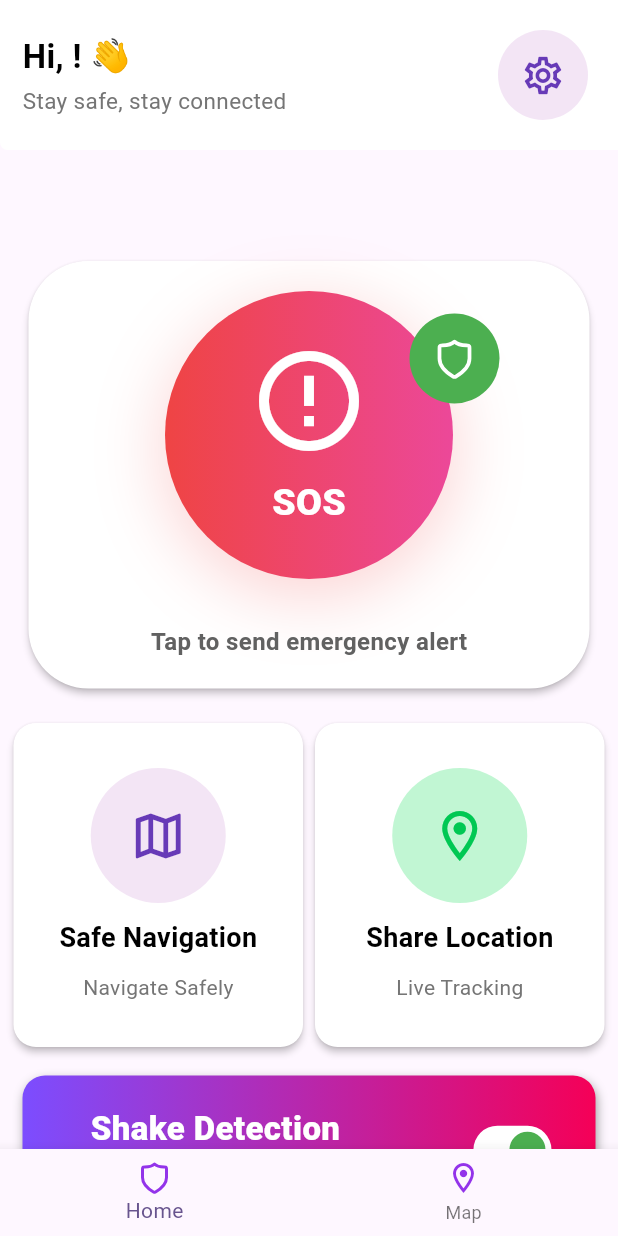
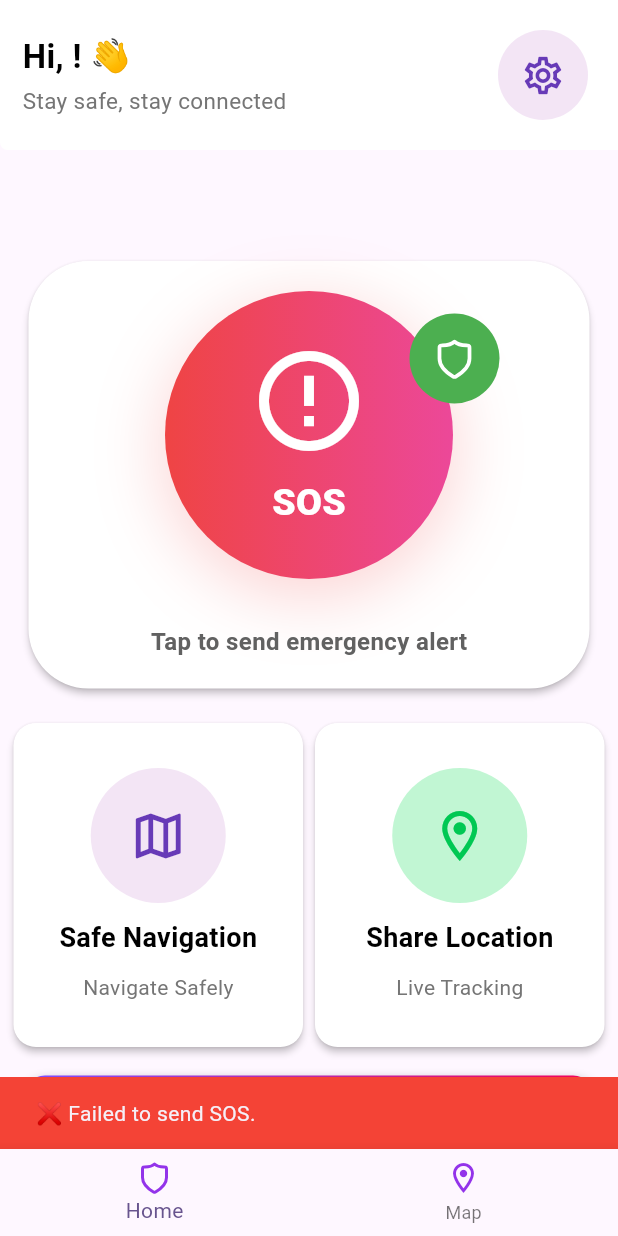
Before and after one commit to Alok-kumar2024/Safe-Track, a Flutter app: the HomeScreen screen opened directly, after a tap on "SOS", on a phone screen of 412 x 824 dp. Run offline on Flutter 3.47's test engine with Material 3 defaults, Android fonts, the phone set to English and light mode, and no system bars; our stand-ins replace audioplayers, cloud_firestore, firebase_auth, firebase_core, flutter_spinkit, flutter_svg and 8 more; accounts and stored records are empty.

Commit message:
feat(sos): add shake-triggered SOS with location, SMS, vibration and sound

```diff
--- a/lib/main.dart
+++ b/lib/main.dart
@@ -13,6 +13,7 @@ import 'package:safe_track/state/home_provider.dart';
 import 'package:safe_track/state/login_provider.dart';
 import 'package:safe_track/state/otp_provider.dart';
 import 'package:safe_track/state/profile_provider.dart';
+import 'package:safe_track/state/sos_provider.dart';
 
 void main() async {
   WidgetsFlutterBinding.ensureInitialized();
@@ -34,7 +35,13 @@ void main() async {
             return profile;
           },
         ),
-        ChangeNotifierProvider(create: (_) => HomeProvider()),
+        ChangeNotifierProvider(create: (_)
+        {
+          final home = HomeProvider();
+          home.init();
+          return home;
+        }),
+        ChangeNotifierProvider(create: (_) => SosProvider()),
       ],
       child: const MyApp(),
     ),
--- a/lib/presentation/screens/home_screen.dart
+++ b/lib/presentation/screens/home_screen.dart
@@ -2,8 +2,10 @@ import 'package:flutter/cupertino.dart';
 import 'package:flutter/material.dart';
 import 'package:flutter_svg/svg.dart';
 import 'package:provider/provider.dart';
+import 'package:safe_track/services/shake_services.dart';
 import 'package:safe_track/state/home_provider.dart';
 import 'package:safe_track/state/profile_provider.dart';
+import 'package:safe_track/state/sos_provider.dart';
 
 class HomeScreen extends StatefulWidget {
   const HomeScreen({super.key});
@@ -14,6 +16,28 @@ class HomeScreen extends StatefulWidget {
 
 class _HomeScreenState extends State<HomeScreen> {
   static const double topBarHeight = 150.0;
+
+  late ShakeServices _shakeServices;
+
+  @override
+  void initState()
+  {
+    super.initState();
+
+    _shakeServices = ShakeServices();
+
+    WidgetsBinding.instance.addPostFrameCallback((_){
+      final homeProvider = context.read<HomeProvider>();
+
+      if(homeProvider.getShakeValue())
+        {
+          _shakeServices.startShakeListening(() async {
+            await context.read<SosProvider>().triggerSos(context);
+          });
+        }
+    });
+
+  }
 
   @override
   Widget build(BuildContext context) {
@@ -92,6 +116,15 @@ class _HomeScreenState extends State<HomeScreen> {
       ),
     );
   }
+
+  @override
+  void dispose()
+  {
+    _shakeServices.stopShakeListening();
+    super.dispose();
+
+  }
+
 }
 
 class TopBar extends StatelessWidget {
@@ -124,7 +157,9 @@ class TopBar extends StatelessWidget {
                   Consumer<ProfileProvider>(
                     builder: (_, prd, _) {
                       return Text(
-                        "Hi, ${prd.getName().text}! 👋",
+                        "Hi, ${prd
+                            .getName()
+                            .text}! 👋",
                         style: TextStyle(
                           color: Colors.black,
                           fontSize: 22,
@@ -186,36 +221,75 @@ class Sos extends StatelessWidget {
               padding: const EdgeInsets.only(top: 20, bottom: 20),
               child: Column(
                 children: [
-                  GestureDetector(
-                    onTap: () {
-                      print("clicked");
-                      //Will write in futur
+                  Consumer<SosProvider>(
+                    builder: (ctx, provider, child) {
+                      return GestureDetector(
+                        // 1. Logic: If sending, disable click (null)
+                        onTap: provider.isSending ? null : () async {
+                          debugPrint("clicked");
+
+                          // 2. Trigger SOS using 'ctx'
+                          bool? result = await provider.triggerSos(ctx);
+
+                          // 3. SAFETY CHECK (Crucial for async code)
+                          // If the user closed the screen while SOS was sending, 'ctx' is dead.
+                          // We must check if it's still mounted before using it.
+                          if (!ctx.mounted) return;
+
+                          // 4. Handle Result
+                          if (result == null) return; // Busy/Double click
+
+                          if (result == true) {
+                            ScaffoldMessenger.of(ctx).showSnackBar(
+                                const SnackBar(
+                                  content: Text("🚨 SOS Sent!"),
+                                  backgroundColor: Colors.green,
+                                ));
+                          } else {
+                            ScaffoldMessenger.of(ctx).showSnackBar(
+                                const SnackBar(
+                                  content: Text("❌ Failed to send SOS."),
+                                  backgroundColor: Colors.red,
+                                ));
+                          }
                         },
                         child: Container(
                           width: 192,
                           height: 192,
                           decoration: BoxDecoration(
-                        gradient: LinearGradient(
+                            // 5. VISUAL FEEDBACK: Change color if busy
+                            // If you don't do this, the button stays Red but does nothing when tapped.
+                            gradient: provider.isSending
+                                ? LinearGradient(colors: [
+                              Colors.grey.shade400,
+                              Colors.grey.shade600
+                            ])
+                                : const LinearGradient(
                               colors: [
-                            Color(0xFFEF4444), // Red-500
-                            Color(0xFFEC4899), // Pink-600
+                                Color(0xFFEF4444), // Red
+                                Color(0xFFEC4899), // Pink
                               ],
-                          // begin: Alignment.topLeft,
-                          // end: Alignment.bottomRight,
                             ),
                             shape: BoxShape.circle,
                             boxShadow: [
-                          BoxShadow(
-                            color: Color(0x40EF4444), // 25% Red
+                              // Remove shadow when disabled to look "flat"
+                              provider.isSending
+                                  ? const BoxShadow(color: Colors.transparent)
+                                  : const BoxShadow(
+                                color: Color(0x40EF4444),
                                 blurRadius: 40,
                                 offset: Offset(0, 10),
                               ),
                             ],
                           ),
 
-                      child: Column(
+                          // 6. Show Spinner if sending, otherwise show Icon+Text
+                          child: provider.isSending
+                              ? const Center(child: CircularProgressIndicator(
+                              color: Colors.white))
+                              : Column(
                             mainAxisAlignment: MainAxisAlignment.center,
-                        children: [
+                            children: const [
                               Icon(
                                 Icons.error_outline_outlined,
                                 color: Colors.white,
@@ -233,6 +307,8 @@ class Sos extends StatelessWidget {
                             ],
                           ),
                         ),
+                      );
+                    },
                   ),
 
                   SizedBox(height: 30),
@@ -438,7 +514,23 @@ class ShakeDetection extends StatelessWidget {
               inactiveTrackColor: Colors.grey.shade300,
               onChanged: (value) {
                 //Will set Later
-                context.read<HomeProvider>().updateShake(value);
+                final homeProvider = context.read<HomeProvider>();
+                final sosProvider = context.read<SosProvider>();
+
+                homeProvider.updateShake(value);
+
+                final homeState =
+                context.findAncestorStateOfType<_HomeScreenState>();
+
+                if (homeState == null) return;
+
+                if (value) {
+                  homeState._shakeServices.startShakeListening(() async {
+                    await sosProvider.triggerSos(context);
+                  });
+                } else {
+                  homeState._shakeServices.stopShakeListening();
+                }
               },
             ),
           ],
--- a/lib/presentation/screens/splash_screen.dart
+++ b/lib/presentation/screens/splash_screen.dart
@@ -10,6 +10,7 @@ import 'package:safe_track/colors/app_colors.dart';
 import 'package:safe_track/presentation/screens/login_screen.dart';
 import 'package:safe_track/presentation/screens/profile_setup_screen.dart';
 
+import '../../state/home_provider.dart';
 import '../../state/profile_provider.dart';
 import 'home_screen.dart';
 
@@ -45,6 +46,10 @@ class _SplashScreenState extends State<SplashScreen>
     await profileProvider.init(); // 🔥 Hive + Firestore restore
 
     profileProvider.debugPrintHiveData();
+
+    final homeProvider = context.read<HomeProvider>();
+    await homeProvider.init();
+
 
     if (!mounted) return;
 
--- /dev/null
+++ b/lib/services/sos_feedback_service.dart
@@ -0,0 +1,21 @@
+import 'package:audioplayers/audioplayers.dart';
+import 'package:vibration/vibration.dart';
+
+class SosFeedBackService {
+  final AudioPlayer _player = AudioPlayer();
+
+  //Vibrates for SOS confirmation...
+  Future<void> vibrate() async {
+    if (await Vibration.hasVibrator() ?? false) {
+      Vibration.vibrate(duration: 800);
+    }
+  }
+
+  //Plays Alert sound...
+  Future<void> playAlertSound() async {
+    await _player.play(
+        AssetSource('sounds/police_siren.wav'),
+        volume: 1.0);
+  }
+
+}
--- a/lib/state/home_provider.dart
+++ b/lib/state/home_provider.dart
@@ -1,6 +1,9 @@
 import 'package:flutter/cupertino.dart';
+import 'package:hive/hive.dart';
 
 class HomeProvider extends ChangeNotifier {
+
+  late Box _settingsBox;
 
   bool _isShakeTrue = true;
 
@@ -9,9 +12,30 @@ class HomeProvider extends ChangeNotifier {
   void updateShake(bool value) {
     print('updateShake called with: $value');
     _isShakeTrue = value;
+    _settingsBox.put('shake_enabled', value);
     notifyListeners();
   }
 
 
+  bool _isSosSoundEnabled = true;
+
+  bool get isSosSoundEnabled => _isSosSoundEnabled;
+
+  Future<void> init() async{
+    _settingsBox = await Hive.openBox('settingsBox');
+
+    _isShakeTrue = _settingsBox.get('shake_enabled',defaultValue: true);
+
+    _isSosSoundEnabled = _settingsBox.get('sos_sound_enabled',defaultValue: true);
+
+    notifyListeners();
+  }
+
+  void updateSosSound(bool value)
+  {
+    _isSosSoundEnabled = value;
+    _settingsBox.put('sos_sound_enabled',value);
+    notifyListeners();
+  }
 
 }
--- a/lib/state/sos_provider.dart
+++ b/lib/state/sos_provider.dart
@@ -1,6 +1,10 @@
 import 'package:flutter/widgets.dart';
+import 'package:provider/provider.dart';
 import 'package:safe_track/services/location_service.dart';
 import 'package:safe_track/services/sms_service.dart';
+import 'package:safe_track/services/sos_feedback_service.dart';
+import 'package:safe_track/state/home_provider.dart';
+import 'package:safe_track/state/profile_provider.dart';
 
 class SosProvider extends ChangeNotifier {
   bool _sending = false;
@@ -9,8 +13,70 @@ class SosProvider extends ChangeNotifier {
 
   final LocationService _locationService = LocationService();
   final SmsService _smsService = SmsService();
+  final SosFeedBackService _feedbackService = SosFeedBackService();
 
-  Future<void> triggerSos() async {
-    if(_sending) return;
+  Future<bool?> triggerSos(BuildContext context) async {
+    if (_sending) return null;
+    _sending = true;
+    notifyListeners();
+
+    final homeProvider = context.read<HomeProvider>();
+
+    await _feedbackService.vibrate();
+
+    if(homeProvider.isSosSoundEnabled)
+      {
+        await _feedbackService.playAlertSound();
+      }
+
+    try {
+      //Fetching Emergency contacts stored in Hive from profile provider....
+      final profileProvider = context.read<ProfileProvider>();
+      final contacts = profileProvider.getEmergencyNumbers();
+
+      if (contacts.isEmpty) {
+        debugPrint('No contacts found');
+        return false; // Fail early if no contacts
+      }
+
+      String locationMessage = 'Location not available (GPS disabled or denied)';
+
+      try {
+        // Attempt to get location
+        final position = await _locationService.getCurrentLocation();
+
+        // If successful, overwrite the default message with the link
+        final String link = _locationService.getGoogleMapsLink(
+            position.latitude,
+            position.longitude
+        );
+        locationMessage = link;
+
+      } catch (e) {
+        // ❌ GPS FAILED: We catch the error here and do NOT stop the function.
+        // We just print it for debugging, but the code continues to the SMS part.
+        debugPrint('Location failed: $e');
+      }
+
+      //This is SOS Message..
+      final sosMessage =
+          '🚨 EMERGENCY ALERT 🚨\n\n'
+          'I am in danger and need help immediately.\n\n'
+          'My current location:\n$locationMessage';
+
+      await _smsService.sendSms(
+          recipients: contacts,
+          message: sosMessage
+      );
+
+      return true;
+
+    } catch (e) {
+      debugPrint('SOS failed: $e');
+      return false;
+    }finally{
+      _sending = false;
+      notifyListeners();
+    }
   }
 }
--- a/pubspec.yaml
+++ b/pubspec.yaml
@@ -51,6 +51,10 @@ dependencies:
   sensors_plus: ^7.0.0
   hive: ^2.2.3
   hive_flutter: ^1.1.0
+  geolocator: ^14.0.2
+  url_launcher: ^6.3.2
+  vibration: ^3.1.5
+  audioplayers: ^6.5.1
 
 dev_dependencies:
   flutter_test:
@@ -78,6 +82,7 @@ flutter:
 
   assets:
     - assets/images/
+    - assets/sounds/
 
   # An image asset can refer to one or more resolution-specific "variants", see
   # https://flutter.dev/to/resolution-aware-images
```
Also changed, not shown: lib/services/location_service.dart (+39 -1 lines), lib/services/sms_service.dart (+21 -1 lines), lib/presentation/model/sos_history.dart (added), pubspec.lock, 8 other files. Lines whose indentation alone changed are shown as unchanged.
